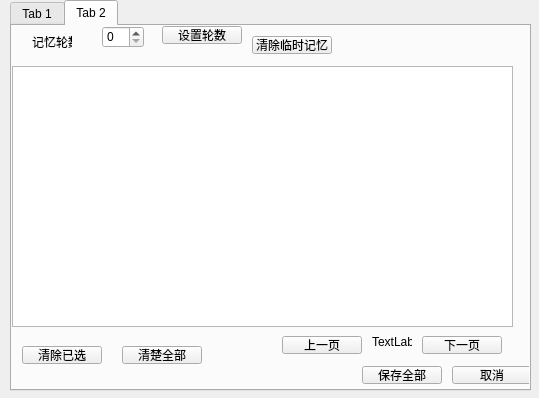
The window that settingswidget.ui (xxnmt/Windows_AI) describes before a commit, drawn with Qt 5.
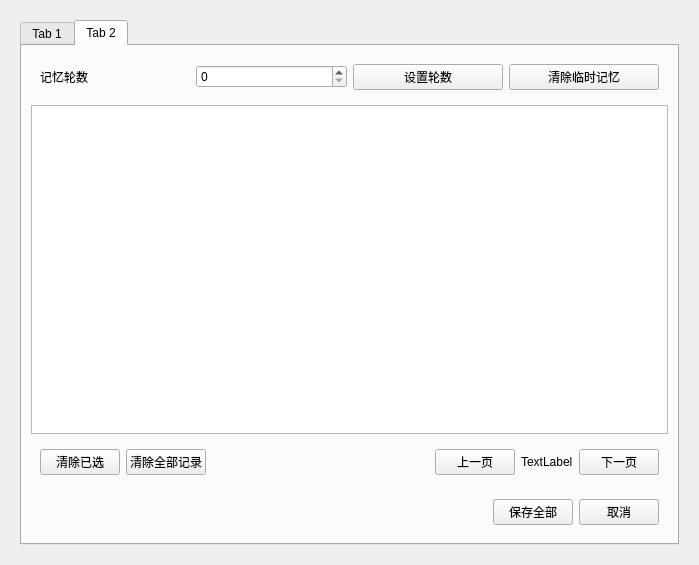
The same window after the commit. The open tabs and pages were chosen to show the change.

Commit message:
feat(settingswidget,memorymanager,llmservice): 优化对话记忆与UI展示 | Optimize conversation memory and UI display
1. 调整历史对话预览截断长度从60改为600字符
2. 重构MemoryManager，新增时间戳字段查询与存储
3. 重构LLM上下文拼接逻辑：
   - 为历史对话消息添加时间戳前缀
   - 调整系统环境信息注入位置与格式
   - 优化调试日志输出格式
4. 重构设置窗口UI布局，改为自适应布局并完善控件排版

```diff
--- a/settingswidget.ui
+++ b/settingswidget.ui
@@ -6,22 +6,19 @@
    <rect>
     <x>0</x>
     <y>0</y>
-    <width>539</width>
-    <height>398</height>
+    <width>699</width>
+    <height>565</height>
    </rect>
   </property>
   <property name="windowTitle">
    <string>Form</string>
   </property>
+  <layout class="QHBoxLayout" name="horizontalLayout">
+   <item>
+    <widget class="QWidget" name="widget" native="true">
+     <layout class="QHBoxLayout" name="horizontalLayout_2">
+      <item>
   <widget class="QTabWidget" name="tabWidget">
-   <property name="geometry">
-    <rect>
-     <x>10</x>
-     <y>0</y>
-     <width>521</width>
-     <height>391</height>
-    </rect>
-   </property>
    <property name="currentIndex">
     <number>1</number>
    </property>
@@ -96,158 +93,135 @@
     <attribute name="title">
      <string>Tab 2</string>
     </attribute>
-    <widget class="QSpinBox" name="spinBox_memoryLength">
-     <property name="geometry">
-      <rect>
-       <x>90</x>
-       <y>0</y>
-       <width>42</width>
-       <height>22</height>
-      </rect>
-     </property>
-    </widget>
-    <widget class="QPushButton" name="btn_saveMemoryLength">
-     <property name="geometry">
-      <rect>
-       <x>150</x>
-       <y>0</y>
-       <width>80</width>
-       <height>18</height>
-      </rect>
-     </property>
-     <property name="text">
-      <string>设置轮数</string>
-     </property>
-    </widget>
-    <widget class="QPushButton" name="btn_momorySaveAll">
-     <property name="geometry">
-      <rect>
-       <x>350</x>
-       <y>340</y>
-       <width>80</width>
-       <height>18</height>
-      </rect>
-     </property>
-     <property name="text">
-      <string>保存全部</string>
-     </property>
-    </widget>
-    <widget class="QPushButton" name="btn_memoryQuit">
-     <property name="geometry">
-      <rect>
-       <x>440</x>
-       <y>340</y>
-       <width>80</width>
-       <height>18</height>
-      </rect>
-     </property>
-     <property name="text">
-      <string>取消</string>
-     </property>
-    </widget>
+         <layout class="QVBoxLayout" name="verticalLayout_2">
+          <item>
+           <widget class="QWidget" name="widget_5" native="true">
+            <layout class="QHBoxLayout" name="horizontalLayout_6">
+             <item>
     <widget class="QLabel" name="label_2">
-     <property name="geometry">
-      <rect>
-       <x>20</x>
-       <y>10</y>
-       <width>40</width>
-       <height>12</height>
-      </rect>
-     </property>
      <property name="text">
       <string>记忆轮数</string>
      </property>
     </widget>
+             </item>
+             <item>
+              <widget class="QSpinBox" name="spinBox_memoryLength"/>
+             </item>
+             <item>
+              <widget class="QPushButton" name="btn_saveMemoryLength">
+               <property name="text">
+                <string>设置轮数</string>
+               </property>
+              </widget>
+             </item>
+             <item>
     <widget class="QPushButton" name="btn_claenTempMemory">
-     <property name="geometry">
-      <rect>
-       <x>240</x>
-       <y>10</y>
-       <width>80</width>
-       <height>18</height>
-      </rect>
-     </property>
      <property name="text">
       <string>清除临时记忆</string>
      </property>
     </widget>
-    <widget class="QTableView" name="tableView">
-     <property name="geometry">
-      <rect>
-       <x>0</x>
-       <y>40</y>
-       <width>501</width>
-       <height>261</height>
-      </rect>
-     </property>
-    </widget>
+             </item>
+            </layout>
+           </widget>
+          </item>
+          <item>
+           <widget class="QTableView" name="tableView"/>
+          </item>
+          <item>
+           <widget class="QWidget" name="widget_6" native="true">
+            <layout class="QHBoxLayout" name="horizontalLayout_7">
+             <item>
     <widget class="QPushButton" name="btn_deleteSelectedMemory">
-     <property name="geometry">
-      <rect>
-       <x>10</x>
-       <y>320</y>
-       <width>80</width>
-       <height>18</height>
-      </rect>
-     </property>
      <property name="text">
       <string>清除已选</string>
      </property>
     </widget>
+             </item>
+             <item>
     <widget class="QPushButton" name="btn_claenAllMemory">
-     <property name="geometry">
-      <rect>
-       <x>110</x>
-       <y>320</y>
-       <width>80</width>
-       <height>18</height>
-      </rect>
-     </property>
      <property name="text">
-      <string>清楚全部</string>
-     </property>
-    </widget>
+                <string>清除全部记录</string>
+               </property>
+              </widget>
+             </item>
+             <item>
+              <spacer name="horizontalSpacer">
+               <property name="orientation">
+                <enum>Qt::Orientation::Horizontal</enum>
+               </property>
+               <property name="sizeHint" stdset="0">
+                <size>
+                 <width>40</width>
+                 <height>20</height>
+                </size>
+               </property>
+              </spacer>
+             </item>
+             <item>
     <widget class="QPushButton" name="btn_previousMemoryPage">
-     <property name="geometry">
-      <rect>
-       <x>270</x>
-       <y>310</y>
-       <width>80</width>
-       <height>18</height>
-      </rect>
-     </property>
      <property name="text">
       <string>上一页</string>
      </property>
     </widget>
-    <widget class="QPushButton" name="btn_nextMemoryPage">
-     <property name="geometry">
-      <rect>
-       <x>410</x>
-       <y>310</y>
-       <width>80</width>
-       <height>18</height>
-      </rect>
-     </property>
-     <property name="text">
-      <string>下一页</string>
-     </property>
-    </widget>
+             </item>
+             <item>
     <widget class="QLabel" name="label_MemoryPage">
-     <property name="geometry">
-      <rect>
-       <x>360</x>
-       <y>310</y>
-       <width>40</width>
-       <height>12</height>
-      </rect>
-     </property>
      <property name="text">
       <string>TextLabel</string>
      </property>
     </widget>
-   </widget>
-  </widget>
+             </item>
+             <item>
+              <widget class="QPushButton" name="btn_nextMemoryPage">
+               <property name="text">
+                <string>下一页</string>
+               </property>
+              </widget>
+             </item>
+            </layout>
+           </widget>
+          </item>
+          <item>
+           <widget class="QWidget" name="widget_7" native="true">
+            <layout class="QHBoxLayout" name="horizontalLayout_8">
+             <item>
+              <spacer name="horizontalSpacer_2">
+               <property name="orientation">
+                <enum>Qt::Orientation::Horizontal</enum>
+               </property>
+               <property name="sizeHint" stdset="0">
+                <size>
+                 <width>40</width>
+                 <height>20</height>
+                </size>
+               </property>
+              </spacer>
+             </item>
+             <item>
+              <widget class="QPushButton" name="btn_momorySaveAll">
+               <property name="text">
+                <string>保存全部</string>
+               </property>
+              </widget>
+             </item>
+             <item>
+              <widget class="QPushButton" name="btn_memoryQuit">
+               <property name="text">
+                <string>取消</string>
+               </property>
+              </widget>
+             </item>
+            </layout>
+           </widget>
+          </item>
+         </layout>
+        </widget>
+       </widget>
+      </item>
+     </layout>
+    </widget>
+   </item>
+  </layout>
  </widget>
  <resources/>
  <connections/>
```
Left out of the diff: 128 changed lines with no effect on the pictures. Lines whose indentation alone changed are shown as unchanged. The commit also changes 3 other files.
